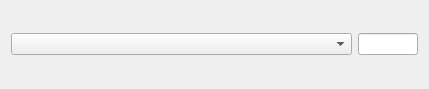
Above: mapeditor/inspector/questwidget.ui from vcmi/vcmi before the change. Below: the same form after it.
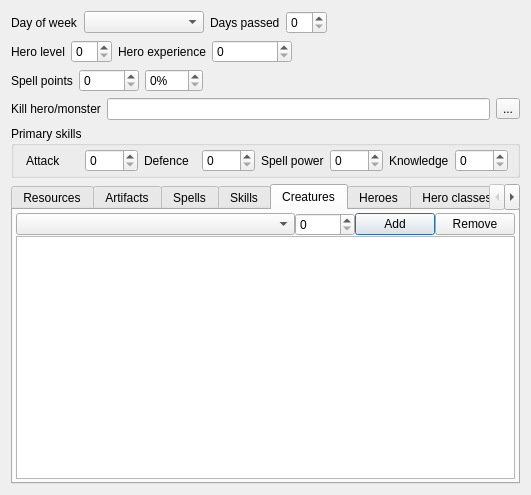
That is the form after the change. The open tabs and pages were chosen to show the change.

What changed in the file:
```diff
--- a/mapeditor/inspector/questwidget.ui
+++ b/mapeditor/inspector/questwidget.ui
@@ -9,8 +9,8 @@
    <rect>
     <x>0</x>
     <y>0</y>
-    <width>429</width>
-    <height>89</height>
+    <width>531</width>
+    <height>495</height>
    </rect>
   </property>
   <property name="windowTitle">
@@ -19,34 +19,616 @@
   <property name="modal">
    <bool>true</bool>
   </property>
-  <layout class="QHBoxLayout" name="horizontalLayout">
+  <layout class="QVBoxLayout" name="verticalLayout_2">
    <item>
-    <widget class="QComboBox" name="targetId">
-     <property name="sizePolicy">
-      <sizepolicy hsizetype="Expanding" vsizetype="Fixed">
-       <horstretch>0</horstretch>
-       <verstretch>0</verstretch>
-      </sizepolicy>
+    <layout class="QHBoxLayout" name="horizontalLayout_8">
+     <item>
+      <widget class="QLabel" name="label_7">
+       <property name="text">
+        <string>Day of week</string>
+       </property>
+      </widget>
+     </item>
+     <item>
+      <widget class="QComboBox" name="lDayOfWeek">
+       <property name="minimumSize">
+        <size>
+         <width>120</width>
+         <height>0</height>
+        </size>
+       </property>
+      </widget>
+     </item>
+     <item>
+      <widget class="QLabel" name="label_8">
+       <property name="text">
+        <string>Days passed</string>
+       </property>
+      </widget>
+     </item>
+     <item>
+      <widget class="QSpinBox" name="lDaysPassed">
+       <property name="minimumSize">
+        <size>
+         <width>20</width>
+         <height>0</height>
+        </size>
+       </property>
+      </widget>
+     </item>
+     <item>
+      <spacer name="horizontalSpacer_3">
+       <property name="orientation">
+        <enum>Qt::Horizontal</enum>
+       </property>
+       <property name="sizeHint" stdset="0">
+        <size>
+         <width>40</width>
+         <height>20</height>
+        </size>
+       </property>
+      </spacer>
+     </item>
+    </layout>
+   </item>
+   <item>
+    <layout class="QHBoxLayout" name="horizontalLayout_10">
+     <item>
+      <widget class="QLabel" name="label_14">
+       <property name="text">
+        <string>Hero level</string>
+       </property>
+      </widget>
+     </item>
+     <item>
+      <widget class="QSpinBox" name="lHeroLevel">
+       <property name="minimumSize">
+        <size>
+         <width>40</width>
+         <height>0</height>
+        </size>
+       </property>
+      </widget>
+     </item>
+     <item>
+      <widget class="QLabel" name="label_15">
+       <property name="text">
+        <string>Hero experience</string>
+       </property>
+      </widget>
+     </item>
+     <item>
+      <widget class="QSpinBox" name="lHeroExperience">
+       <property name="minimumSize">
+        <size>
+         <width>80</width>
+         <height>0</height>
+        </size>
+       </property>
+       <property name="maximum">
+        <number>100000</number>
+       </property>
+       <property name="singleStep">
+        <number>100</number>
+       </property>
+      </widget>
+     </item>
+     <item>
+      <spacer name="horizontalSpacer_4">
+       <property name="orientation">
+        <enum>Qt::Horizontal</enum>
+       </property>
+       <property name="sizeHint" stdset="0">
+        <size>
+         <width>40</width>
+         <height>20</height>
+        </size>
+       </property>
+      </spacer>
+     </item>
+    </layout>
+   </item>
+   <item>
+    <layout class="QHBoxLayout" name="horizontalLayout_9">
+     <item>
+      <widget class="QLabel" name="label_9">
+       <property name="text">
+        <string>Spell points</string>
+       </property>
+      </widget>
+     </item>
+     <item>
+      <widget class="QSpinBox" name="lManaPoints">
+       <property name="minimumSize">
+        <size>
+         <width>60</width>
+         <height>0</height>
+        </size>
+       </property>
+       <property name="maximum">
+        <number>999</number>
+       </property>
+      </widget>
+     </item>
+     <item>
+      <widget class="QSpinBox" name="lManaPercentage">
+       <property name="suffix">
+        <string>%</string>
+       </property>
+       <property name="maximum">
+        <number>100</number>
+       </property>
+      </widget>
+     </item>
+     <item>
+      <spacer name="horizontalSpacer">
+       <property name="orientation">
+        <enum>Qt::Horizontal</enum>
+       </property>
+       <property name="sizeHint" stdset="0">
+        <size>
+         <width>40</width>
+         <height>20</height>
+        </size>
+       </property>
+      </spacer>
+     </item>
+    </layout>
+   </item>
+   <item>
+    <layout class="QHBoxLayout" name="horizontalLayout_14">
+     <item>
+      <widget class="QLabel" name="label">
+       <property name="text">
+        <string>Kill hero/monster</string>
+       </property>
+      </widget>
+     </item>
+     <item>
+      <widget class="QLineEdit" name="lKillTarget">
+       <property name="readOnly">
+        <bool>true</bool>
+       </property>
+      </widget>
+     </item>
+     <item>
+      <widget class="QToolButton" name="lKillTargetSelect">
+       <property name="text">
+        <string>...</string>
+       </property>
+      </widget>
+     </item>
+    </layout>
+   </item>
+   <item>
+    <widget class="QGroupBox" name="groupBox_3">
+     <property name="title">
+      <string>Primary skills</string>
      </property>
+     <layout class="QHBoxLayout" name="horizontalLayout">
+      <property name="leftMargin">
+       <number>12</number>
+      </property>
+      <property name="topMargin">
+       <number>3</number>
+      </property>
+      <property name="bottomMargin">
+       <number>3</number>
+      </property>
+      <item>
+       <widget class="QLabel" name="label_10">
+        <property name="text">
+         <string>Attack</string>
+        </property>
+       </widget>
+      </item>
+      <item>
+       <widget class="QSpinBox" name="lAttack"/>
+      </item>
+      <item>
+       <widget class="QLabel" name="label_11">
+        <property name="text">
+         <string>Defence</string>
+        </property>
+       </widget>
+      </item>
+      <item>
+       <widget class="QSpinBox" name="lDefence"/>
+      </item>
+      <item>
+       <widget class="QLabel" name="label_12">
+        <property name="text">
+         <string>Spell power</string>
+        </property>
+       </widget>
+      </item>
+      <item>
+       <widget class="QSpinBox" name="lPower"/>
+      </item>
+      <item>
+       <widget class="QLabel" name="label_13">
+        <property name="text">
+         <string>Knowledge</string>
+        </property>
+       </widget>
+      </item>
+      <item>
+       <widget class="QSpinBox" name="lKnowledge"/>
+      </item>
+     </layout>
     </widget>
    </item>
    <item>
-    <widget class="QLineEdit" name="targetAmount">
-     <property name="sizePolicy">
-      <sizepolicy hsizetype="Preferred" vsizetype="Fixed">
-       <horstretch>0</horstretch>
-       <verstretch>0</verstretch>
-      </sizepolicy>
+    <widget class="QTabWidget" name="tabWidget_2">
+     <property name="layoutDirection">
+      <enum>Qt::LeftToRight</enum>
      </property>
-     <property name="maximumSize">
-      <size>
-       <width>60</width>
-       <height>16777215</height>
-      </size>
+     <property name="tabPosition">
+      <enum>QTabWidget::North</enum>
      </property>
-     <property name="inputMethodHints">
-      <set>Qt::ImhDigitsOnly</set>
+     <property name="tabShape">
+      <enum>QTabWidget::Rounded</enum>
      </property>
+     <property name="currentIndex">
+      <number>0</number>
+     </property>
+     <property name="elideMode">
+      <enum>Qt::ElideNone</enum>
+     </property>
+     <property name="usesScrollButtons">
+      <bool>true</bool>
+     </property>
+     <property name="documentMode">
+      <bool>false</bool>
+     </property>
+     <property name="tabBarAutoHide">
+      <bool>true</bool>
+     </property>
+     <widget class="QWidget" name="tab_3">
+      <attribute name="title">
+       <string>Resources</string>
+      </attribute>
+      <layout class="QHBoxLayout" name="horizontalLayout_2">
+       <property name="leftMargin">
+        <number>3</number>
+       </property>
+       <property name="topMargin">
+        <number>3</number>
+       </property>
+       <property name="rightMargin">
+        <number>3</number>
+       </property>
+       <property name="bottomMargin">
+        <number>3</number>
+       </property>
+       <item>
+        <widget class="QTableWidget" name="lResources">
+         <property name="editTriggers">
+          <set>QAbstractItemView::NoEditTriggers</set>
+         </property>
+         <property name="selectionMode">
+          <enum>QAbstractItemView::NoSelection</enum>
+         </property>
+         <property name="columnCount">
+          <number>2</number>
+         </property>
+         <attribute name="horizontalHeaderVisible">
+          <bool>false</bool>
+         </attribute>
+         <attribute name="horizontalHeaderDefaultSectionSize">
+          <number>180</number>
+         </attribute>
+         <attribute name="horizontalHeaderStretchLastSection">
+          <bool>true</bool>
+         </attribute>
+         <attribute name="verticalHeaderVisible">
+          <bool>false</bool>
+         </attribute>
+         <attribute name="verticalHeaderDefaultSectionSize">
+          <number>24</number>
+         </attribute>
+         <column/>
+         <column/>
+        </widget>
+       </item>
+      </layout>
+     </widget>
+     <widget class="QWidget" name="tab_4">
+      <attribute name="title">
+       <string>Artifacts</string>
+      </attribute>
+      <layout class="QHBoxLayout" name="horizontalLayout_3">
+       <property name="leftMargin">
+        <number>3</number>
+       </property>
+       <property name="topMargin">
+        <number>3</number>
+       </property>
+       <property name="rightMargin">
+        <number>3</number>
+       </property>
+       <property name="bottomMargin">
+        <number>3</number>
+       </property>
+       <item>
+        <widget class="QListWidget" name="lArtifacts">
+         <property name="editTriggers">
+          <set>QAbstractItemView::NoEditTriggers</set>
+         </property>
+         <property name="selectionMode">
+          <enum>QAbstractItemView::NoSelection</enum>
+         </property>
+         <property name="isWrapping" stdset="0">
+          <bool>true</bool>
+         </property>
+        </widget>
+       </item>
+      </layout>
+     </widget>
+     <widget class="QWidget" name="tab_5">
+      <attribute name="title">
+       <string>Spells</string>
+      </attribute>
+      <layout class="QHBoxLayout" name="horizontalLayout_4">
+       <property name="leftMargin">
+        <number>3</number>
+       </property>
+       <property name="topMargin">
+        <number>3</number>
+       </property>
+       <property name="rightMargin">
+        <number>3</number>
+       </property>
+       <property name="bottomMargin">
+        <number>3</number>
+       </property>
+       <item>
+        <widget class="QListWidget" name="lSpells">
+         <property name="editTriggers">
+          <set>QAbstractItemView::NoEditTriggers</set>
+         </property>
+         <property name="selectionMode">
+          <enum>QAbstractItemView::NoSelection</enum>
+         </property>
+         <property name="isWrapping" stdset="0">
+          <bool>true</bool>
+         </property>
+        </widget>
+       </item>
+      </layout>
+     </widget>
+     <widget class="QWidget" name="tab_7">
+      <attribute name="title">
+       <string>Skills</string>
+      </attribute>
+      <layout class="QHBoxLayout" name="horizontalLayout_5">
+       <property name="leftMargin">
+        <number>3</number>
+       </property>
+       <property name="topMargin">
+        <number>3</number>
+       </property>
+       <property name="rightMargin">
+        <number>3</number>
+       </property>
+       <property name="bottomMargin">
+        <number>3</number>
+       </property>
+       <item>
+        <widget class="QTableWidget" name="lSkills">
+         <property name="columnCount">
+          <number>2</number>
+         </property>
+         <attribute name="horizontalHeaderVisible">
+          <bool>false</bool>
+         </attribute>
+         <attribute name="horizontalHeaderDefaultSectionSize">
+          <number>180</number>
+         </attribute>
+         <attribute name="verticalHeaderVisible">
+          <bool>false</bool>
+         </attribute>
+         <attribute name="verticalHeaderDefaultSectionSize">
+          <number>24</number>
+         </attribute>
+         <column/>
+         <column/>
+        </widget>
+       </item>
+      </layout>
+     </widget>
+     <widget class="QWidget" name="tab_6">
+      <attribute name="title">
+       <string>Creatures</string>
+      </attribute>
+      <layout class="QVBoxLayout" name="verticalLayout">
+       <property name="spacing">
+        <number>0</number>
+       </property>
+       <property name="leftMargin">
+        <number>3</number>
+       </property>
+       <property name="topMargin">
+        <number>3</number>
+       </property>
+       <property name="rightMargin">
+        <number>3</number>
+       </property>
+       <property name="bottomMargin">
+        <number>3</number>
+       </property>
+       <item>
+        <layout class="QHBoxLayout" name="horizontalLayout_6">
+         <item>
+          <widget class="QComboBox" name="lCreatureId">
+           <property name="sizePolicy">
+            <sizepolicy hsizetype="Expanding" vsizetype="Fixed">
+             <horstretch>0</horstretch>
+             <verstretch>0</verstretch>
+            </sizepolicy>
+           </property>
+          </widget>
+         </item>
+         <item>
+          <widget class="QSpinBox" name="lCreatureAmount">
+           <property name="minimumSize">
+            <size>
+             <width>60</width>
+             <height>0</height>
+            </size>
+           </property>
+           <property name="maximum">
+            <number>9999</number>
+           </property>
+           <property name="stepType">
+            <enum>QAbstractSpinBox::AdaptiveDecimalStepType</enum>
+           </property>
+          </widget>
+         </item>
+         <item>
+          <widget class="QPushButton" name="lCreatureAdd">
+           <property name="text">
+            <string>Add</string>
+           </property>
+          </widget>
+         </item>
+         <item>
+          <widget class="QPushButton" name="lCreatureRemove">
+           <property name="text">
+            <string>Remove</string>
+           </property>
+          </widget>
+         </item>
+        </layout>
+       </item>
+       <item>
+        <widget class="QTableWidget" name="lCreatures">
+         <property name="editTriggers">
+          <set>QAbstractItemView::NoEditTriggers</set>
+         </property>
+         <property name="selectionMode">
+          <enum>QAbstractItemView::MultiSelection</enum>
+         </property>
+         <property name="selectionBehavior">
+          <enum>QAbstractItemView::SelectRows</enum>
+         </property>
+         <property name="columnCount">
+          <number>2</number>
+         </property>
+         <attribute name="horizontalHeaderVisible">
+          <bool>false</bool>
+         </attribute>
+         <attribute name="horizontalHeaderDefaultSectionSize">
+          <number>180</number>
+         </attribute>
+         <attribute name="verticalHeaderVisible">
+          <bool>false</bool>
+         </attribute>
+         <attribute name="verticalHeaderDefaultSectionSize">
+          <number>24</number>
+         </attribute>
+         <column/>
+         <column/>
+        </widget>
+       </item>
+      </layout>
+     </widget>
+     <widget class="QWidget" name="tab">
+      <attribute name="title">
+       <string>Heroes</string>
+      </attribute>
+      <layout class="QHBoxLayout" name="horizontalLayout_12">
+       <property name="leftMargin">
+        <number>3</number>
+       </property>
+       <property name="topMargin">
+        <number>3</number>
+       </property>
+       <property name="rightMargin">
+        <number>3</number>
+       </property>
+       <property name="bottomMargin">
+        <number>3</number>
+       </property>
+       <item>
+        <widget class="QListWidget" name="lHeroes">
+         <property name="editTriggers">
+          <set>QAbstractItemView::NoEditTriggers</set>
+         </property>
+         <property name="selectionMode">
+          <enum>QAbstractItemView::NoSelection</enum>
+         </property>
+         <property name="isWrapping" stdset="0">
+          <bool>true</bool>
+         </property>
+        </widget>
+       </item>
+      </layout>
+     </widget>
+     <widget class="QWidget" name="tab_2">
+      <attribute name="title">
+       <string>Hero classes</string>
+      </attribute>
+      <layout class="QHBoxLayout" name="horizontalLayout_11">
+       <property name="leftMargin">
+        <number>3</number>
+       </property>
+       <property name="topMargin">
+        <number>3</number>
+       </property>
+       <property name="rightMargin">
+        <number>3</number>
+       </property>
+       <property name="bottomMargin">
+        <number>3</number>
+       </property>
+       <item>
+        <widget class="QListWidget" name="lHeroClasses">
+         <property name="editTriggers">
+          <set>QAbstractItemView::NoEditTriggers</set>
+         </property>
+         <property name="selectionMode">
+          <enum>QAbstractItemView::NoSelection</enum>
+         </property>
+         <property name="isWrapping" stdset="0">
+          <bool>true</bool>
+         </property>
+        </widget>
+       </item>
+      </layout>
+     </widget>
+     <widget class="QWidget" name="tab_8">
+      <attribute name="title">
+       <string>Players</string>
+      </attribute>
+      <layout class="QHBoxLayout" name="horizontalLayout_13">
+       <property name="leftMargin">
+        <number>3</number>
+       </property>
+       <property name="topMargin">
+        <number>3</number>
+       </property>
+       <property name="rightMargin">
+        <number>3</number>
+       </property>
+       <property name="bottomMargin">
+        <number>3</number>
+       </property>
+       <item>
+        <widget class="QListWidget" name="lPlayers">
+         <property name="editTriggers">
+          <set>QAbstractItemView::NoEditTriggers</set>
+         </property>
+         <property name="selectionMode">
+          <enum>QAbstractItemView::NoSelection</enum>
+         </property>
+         <property name="isWrapping" stdset="0">
+          <bool>true</bool>
+         </property>
+        </widget>
+       </item>
+      </layout>
+     </widget>
     </widget>
    </item>
   </layout>
```
